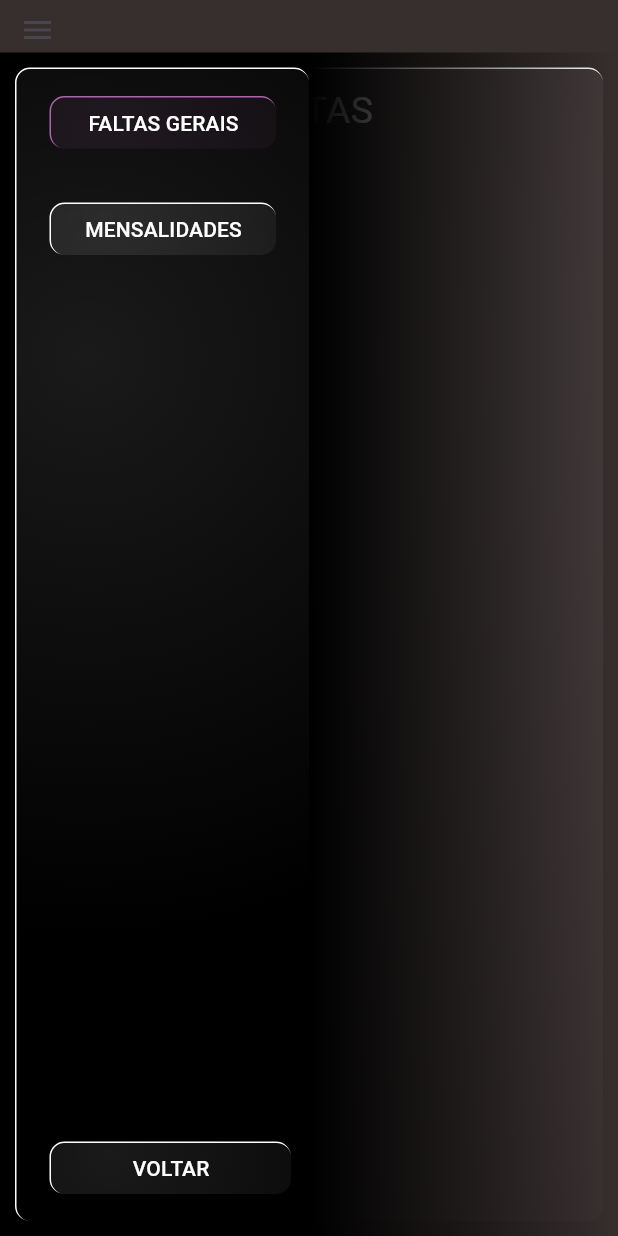
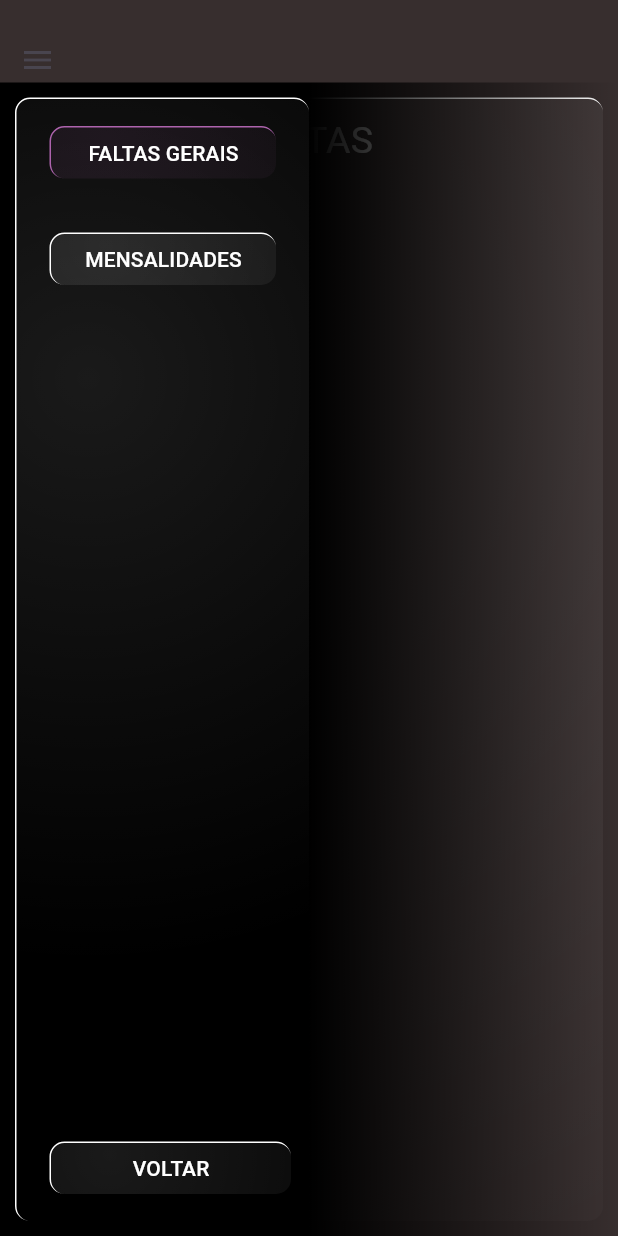
Before and after one commit to N1ckg4m3s/Projeto_StudioPilates, a Flutter app: the RelatorioScreen screen opened by its route, after a tap on the "menu" icon, after a tap on "FALTAS GERAIS", on a phone screen of 412 x 824 dp. Run offline on Flutter 3.47's test engine with Material 3 defaults, Android fonts, the phone set to English and light mode, and no system bars.

Commit message:
Ajustando Responsividade pra DrowerMenu até 500px

```diff
--- a/lib/ConfigScreen/ConfScreenMain.dart
+++ b/lib/ConfigScreen/ConfScreenMain.dart
@@ -4,6 +4,7 @@ import 'package:app_pilates/ConfigScreen/NovoAluno.dart';
 import 'package:app_pilates/Controle/Classes.dart';
 import 'package:flutter/material.dart';
 import 'package:app_pilates/Componentes/GlassContainer.dart';
+import 'package:flutter/widgets.dart';
 
 import 'Aluno.dart';
 import 'Horarios.dart';
@@ -34,7 +35,8 @@ class ConfigScreenState extends State<ConfigScreen> {
             return Column(
               crossAxisAlignment: CrossAxisAlignment.start,
               children: [
-                SizedBox(
+                Container(
+                    margin: EdgeInsets.only(top: 20),
                     width: 50,
                     height: 35,
                     child: IconButton(
@@ -54,7 +56,7 @@ class ConfigScreenState extends State<ConfigScreen> {
                     if (DroweAberto)
                       Container(
                         width: WindowWidth,
-                        height: WindowHeight - 35,
+                        height: WindowHeight - 55,
                         decoration: BoxDecoration(
                           gradient: LinearGradient(colors: [
                             Colors.black,
--- a/lib/ConfigScreen/Horarios.dart
+++ b/lib/ConfigScreen/Horarios.dart
@@ -25,7 +25,7 @@ class HorarioScreenState extends State<HorarioScreen> {
             ? 3
             : WindowWidth > 600
                 ? 5
-                : 4;
+                : 4; //
 
     return GlassContainer(
       Cor: Color.fromRGBO(255, 255, 255, 1),
@@ -34,7 +34,7 @@ class HorarioScreenState extends State<HorarioScreen> {
               ? (WindowWidth * .8) - 30
               : (WindowWidth - 230)
           : WindowWidth - 20,
-      Height: WindowHeight - (WindowWidth > 601 ? 0 : 55),
+      Height: WindowHeight - (WindowWidth > 601 ? 0 : 75),
       Child: Column(
         children: [
           Center(
--- a/lib/ConfigScreen/NovoAluno.dart
+++ b/lib/ConfigScreen/NovoAluno.dart
@@ -23,7 +23,7 @@ final TextEditingController _controllerData = TextEditingController();
 final TextEditingController _controllerRegime =
     TextEditingController(text: 'Mensal');
 
-int EtapaAtual = 0;
+int EtapaAtual = 0; //
 
 class NovoAgendamentoScreenState extends State<NovoAgendamentoScreen> {
   var Data;
@@ -221,7 +221,7 @@ class NovoAgendamentoScreenState extends State<NovoAgendamentoScreen> {
               ? (WindowWidth * .8) - 30
               : (WindowWidth - 230)
           : WindowWidth - 20,
-      Height: WindowHeight - (WindowWidth > 601 ? 0 : 55),
+      Height: WindowHeight - (WindowWidth > 601 ? 0 : 75),
       Child: Column(
         children: [
           Center(
--- a/lib/Controle/Classes.dart
+++ b/lib/Controle/Classes.dart
@@ -140,7 +140,6 @@ class Aluno {
   }
 
   DateTime GetUltimoPagamento() {
-    print(ModeloNegocios);
     return UltimoPagamento!
         .add(Duration(days: 30 * int.parse(ModeloNegocios!)));
   }
--- a/lib/RelatorioScreen/FaltasGerais.dart
+++ b/lib/RelatorioScreen/FaltasGerais.dart
@@ -9,6 +9,16 @@ class FaltasGeraisScreen extends StatefulWidget {
 
   @override
   FaltasGeraisScreenState createState() => FaltasGeraisScreenState();
+}
+
+int AjustarQuantidades(MaxW) {
+  return MaxW >= 1100
+      ? 4
+      : MaxW > 930
+          ? 3
+          : MaxW > 620
+              ? 2
+              : 1;
 }
 
 class FaltasGeraisScreenState extends State<FaltasGeraisScreen> {
@@ -25,7 +35,7 @@ class FaltasGeraisScreenState extends State<FaltasGeraisScreen> {
                 : (WindowWidth - 230)
             : WindowWidth - 20,
         Padding: EdgeInsets.all(10),
-        Height: WindowHeight - (WindowWidth > 601 ? 0 : 55),
+        Height: WindowHeight - (WindowWidth > 601 ? 0 : 75),
         Child: Column(children: [
           Center(
             child: Text(
@@ -36,7 +46,8 @@ class FaltasGeraisScreenState extends State<FaltasGeraisScreen> {
           Expanded(
               child: GridView(
             gridDelegate: SliverGridDelegateWithFixedCrossAxisCount(
-                crossAxisCount: 4, mainAxisExtent: 40),
+                crossAxisCount: AjustarQuantidades(WindowWidth),
+                mainAxisExtent: 40),
             children: AlunosController()
                 .ObterFaltas()
                 .map((e) => Text(
--- a/lib/RelatorioScreen/Mensalidades.dart
+++ b/lib/RelatorioScreen/Mensalidades.dart
@@ -14,6 +14,16 @@ class MensalidadesScreen extends StatefulWidget {
 List<String> Filtros = ["VENCIDAS", "ATÉ 4 DIAS", "1 SEMANA", "TODOS"];
 String FiltroAtual = "TODOS";
 
+int AjustarQuantidades(MaxW) {
+  return MaxW >= 1100
+      ? 4
+      : MaxW > 930
+          ? 3
+          : MaxW > 620
+              ? 2
+              : 1;
+}
+
 class MensalidadesScreenState extends State<MensalidadesScreen> {
   @override
   Widget build(BuildContext context) {
@@ -27,7 +37,7 @@ class MensalidadesScreenState extends State<MensalidadesScreen> {
                 ? (WindowWidth * .8) - 30
                 : (WindowWidth - 230)
             : WindowWidth - 20,
-        Height: WindowHeight - (WindowWidth > 601 ? 0 : 55),
+        Height: WindowHeight - (WindowWidth > 601 ? 0 : 75),
         Child: Column(children: [
           Center(
             child: Text(
@@ -37,11 +47,12 @@ class MensalidadesScreenState extends State<MensalidadesScreen> {
           ),
           GlassContainer(
             Width: 0,
-            Height: 52,
+            Height: (50 * (WindowWidth > 880 ? 1 : 2)) + 2,
             Cor: Colors.transparent,
             Child: GridView(
                 gridDelegate: SliverGridDelegateWithFixedCrossAxisCount(
-                    mainAxisExtent: 50, crossAxisCount: 4),
+                    mainAxisExtent: 50,
+                    crossAxisCount: WindowWidth > 880 ? 4 : 2),
                 children: Filtros.map((e) => TextButton(
                       onPressed: () => setState(() {
                         FiltroAtual = e;
@@ -73,7 +84,8 @@ class MensalidadesScreenState extends State<MensalidadesScreen> {
           Expanded(
               child: GridView(
             gridDelegate: SliverGridDelegateWithFixedCrossAxisCount(
-                crossAxisCount: 4, mainAxisExtent: 40),
+                crossAxisCount: AjustarQuantidades(WindowWidth),
+                mainAxisExtent: 40),
             children:
                 AlunosController().ObterMensalidades(FiltroAtual).map((aluno) {
               Color corTexto;
--- a/lib/RelatorioScreen/RelatorioScreenMain.dart
+++ b/lib/RelatorioScreen/RelatorioScreenMain.dart
@@ -5,6 +5,7 @@ import 'package:app_pilates/RelatorioScreen/FaltasGerais.dart';
 import 'package:app_pilates/RelatorioScreen/Mensalidades.dart';
 import 'package:flutter/material.dart';
 import 'package:app_pilates/Componentes/GlassContainer.dart';
+import 'package:flutter/widgets.dart';
 
 class RelatorioScreen extends StatefulWidget {
   const RelatorioScreen({super.key});
@@ -31,7 +32,8 @@ class RelatorioScreenState extends State<RelatorioScreen> {
             return Column(
               crossAxisAlignment: CrossAxisAlignment.start,
               children: [
-                SizedBox(
+                Container(
+                    margin: EdgeInsets.only(top: 20),
                     width: 50,
                     height: 35,
                     child: IconButton(
@@ -51,7 +53,7 @@ class RelatorioScreenState extends State<RelatorioScreen> {
                     if (DroweAberto)
                       Container(
                         width: WindowWidth,
-                        height: WindowHeight - 35,
+                        height: WindowHeight - 55,
                         decoration: BoxDecoration(
                           gradient: LinearGradient(colors: [
                             Colors.black,
--- a/lib/WeekScreen.dart
+++ b/lib/WeekScreen.dart
@@ -68,7 +68,7 @@ class StateWeekScreen extends State<WeekScreen> {
                     if (DroweAberto)
                       Container(
                         width: WindowWidth,
-                        height: WindowHeight - 35,
+                        height: WindowHeight - 55,
                         decoration: BoxDecoration(
                           gradient: LinearGradient(colors: [
                             Colors.black,
@@ -80,7 +80,8 @@ class StateWeekScreen extends State<WeekScreen> {
                             1
                           ]),
                         ),
-                        padding: EdgeInsets.only(right: WindowWidth * .5),
+                        padding:
+                            EdgeInsets.only(right: (WindowWidth * .5) - 20),
                         child: NavBar(WindowWidth, WindowHeight, setState,
                             EnviarParaConfigs, EnviarParaRelatorios),
                       )
```
Also changed, not shown: lib/ConfigScreen/Aluno.dart (+11 -2 lines), lib/HorarioScreen.dart (+4 -3 lines).
